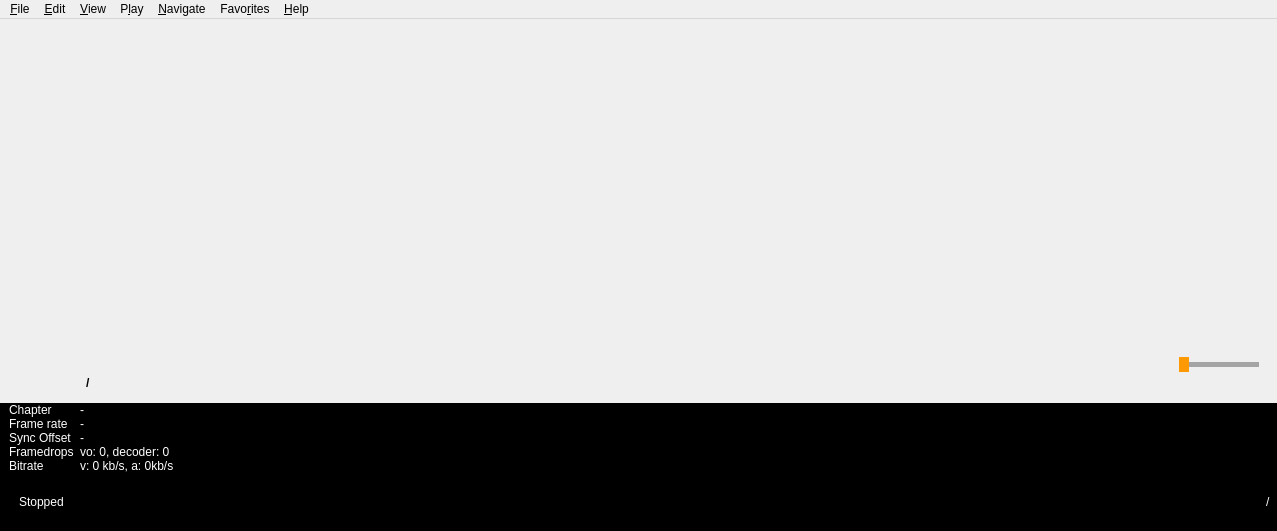
Before: the Qt Designer form mainwindow.ui in stbn7/fluent-mpcqt-theme, drawn with Qt 5.
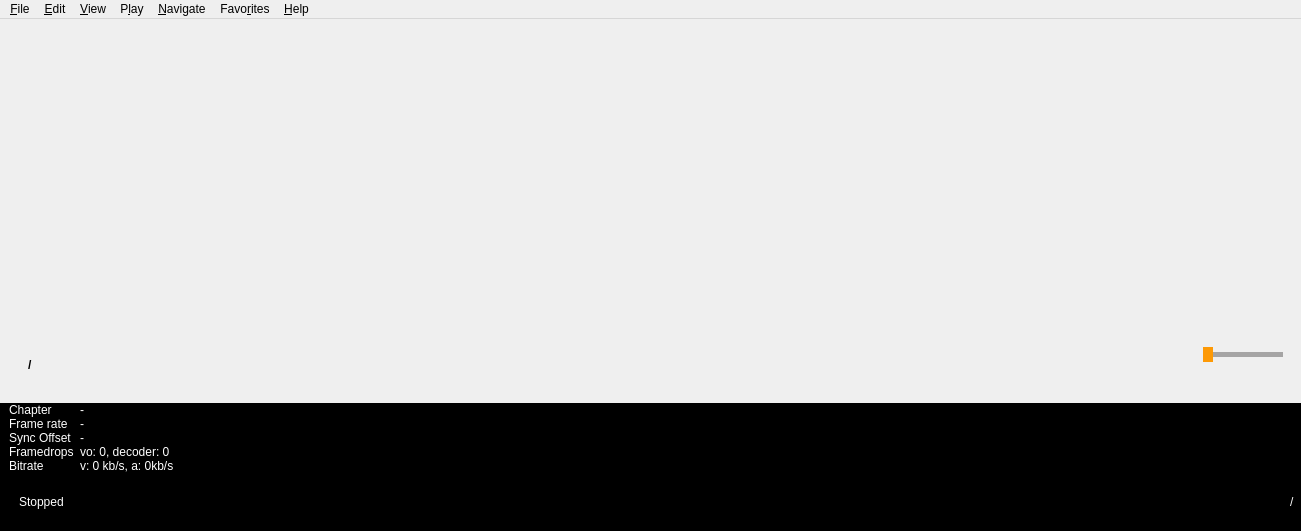
After: the same form once the commit is applied. Icons and pictures are not drawn.

Patch:
```diff
--- a/mainwindow.ui
+++ b/mainwindow.ui
@@ -6,7 +6,7 @@
    <rect>
     <x>0</x>
     <y>0</y>
-    <width>1277</width>
+    <width>1301</width>
     <height>531</height>
    </rect>
   </property>
@@ -62,6 +62,18 @@
     </item>
     <item>
      <widget class="QWidget" name="bottomArea" native="true">
+      <property name="minimumSize">
+       <size>
+        <width>0</width>
+        <height>0</height>
+       </size>
+      </property>
+      <property name="maximumSize">
+       <size>
+        <width>16777215</width>
+        <height>16777215</height>
+       </size>
+      </property>
       <property name="autoFillBackground">
        <bool>true</bool>
       </property>
@@ -86,6 +98,18 @@
        </property>
        <item>
         <widget class="QFrame" name="controlSection">
+         <property name="minimumSize">
+          <size>
+           <width>0</width>
+           <height>0</height>
+          </size>
+         </property>
+         <property name="maximumSize">
+          <size>
+           <width>16777215</width>
+           <height>16777215</height>
+          </size>
+         </property>
          <layout class="QVBoxLayout" name="controlSectionLayout">
           <property name="spacing">
            <number>0</number>
@@ -107,7 +131,13 @@
             <property name="minimumSize">
              <size>
               <width>0</width>
-              <height>50</height>
+              <height>0</height>
+             </size>
+            </property>
+            <property name="maximumSize">
+             <size>
+              <width>16777215</width>
+              <height>16777215</height>
              </size>
             </property>
             <layout class="QHBoxLayout" name="seekbarLayout">
@@ -125,13 +155,13 @@
             <property name="minimumSize">
              <size>
               <width>0</width>
-              <height>75</height>
+              <height>0</height>
              </size>
             </property>
             <property name="maximumSize">
              <size>
               <width>16777215</width>
-              <height>75</height>
+              <height>16777215</height>
              </size>
             </property>
             <layout class="QHBoxLayout" name="horizontalLayout_2">
@@ -154,34 +184,6 @@
                     <property name="spacing">
                      <number>10</number>
                     </property>
-                    <item>
-                     <widget class="QPushButton" name="cover">
-                      <property name="minimumSize">
-                       <size>
-                        <width>48</width>
-                        <height>48</height>
-                       </size>
-                      </property>
-                      <property name="maximumSize">
-                       <size>
-                        <width>60</width>
-                        <height>60</height>
-                       </size>
-                      </property>
-                      <property name="text">
-                       <string/>
-                      </property>
-                      <property name="iconSize">
-                       <size>
-                        <width>60</width>
-                        <height>60</height>
-                       </size>
-                      </property>
-                      <property name="flat">
-                       <bool>true</bool>
-                      </property>
-                     </widget>
-                    </item>
                     <item>
                      <layout class="QVBoxLayout" name="verticalSectionMediaInfo">
                       <item>
@@ -210,7 +212,7 @@
                         </property>
                         <property name="font">
                          <font>
-                          <pointsize>12</pointsize>
+                          <pointsize>11</pointsize>
                           <bold>true</bold>
                          </font>
                         </property>
@@ -421,8 +423,8 @@
                  </property>
                  <property name="iconSize">
                   <size>
-                   <width>44</width>
-                   <height>44</height>
+                   <width>40</width>
+                   <height>40</height>
                   </size>
                  </property>
                  <property name="flat">
@@ -445,8 +447,8 @@
                  </property>
                  <property name="iconSize">
                   <size>
-                   <width>44</width>
-                   <height>44</height>
+                   <width>40</width>
+                   <height>40</height>
                   </size>
                  </property>
                  <property name="checkable">
@@ -827,6 +829,18 @@
        </item>
        <item>
         <widget class="QFrame" name="infoSection">
+         <property name="minimumSize">
+          <size>
+           <width>0</width>
+           <height>0</height>
+          </size>
+         </property>
+         <property name="maximumSize">
+          <size>
+           <width>16777215</width>
+           <height>16777215</height>
+          </size>
+         </property>
          <property name="styleSheet">
           <string notr="true">color: rgb(255, 255, 255);
  background-color: rgb(0, 0, 0);</string>
@@ -990,7 +1004,7 @@
     <rect>
      <x>0</x>
      <y>0</y>
-     <width>1277</width>
+     <width>1301</width>
      <height>22</height>
     </rect>
    </property>
```
